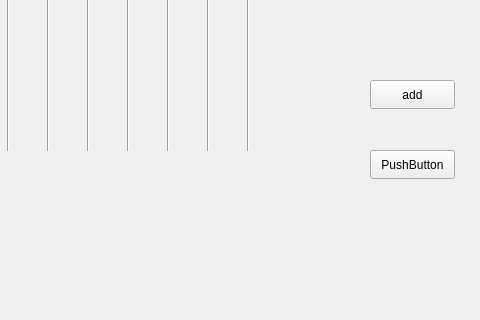
Before: the Qt Designer form widget.ui in Morales1235/Tetris, drawn with Qt 5; both pictures show x 120 to 600 and y 190 to 510 of the 600 by 600 pixel window.
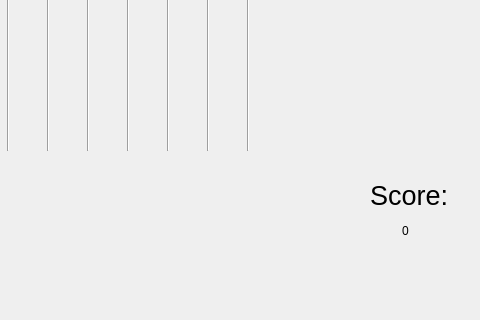
After: the same form once the commit is applied.

Commit message: Add discplaying score

```diff
--- a/widget.ui
+++ b/widget.ui
@@ -26,19 +26,6 @@
     <string>TextLabel</string>
    </property>
   </widget>
-  <widget class="QPushButton" name="pushButton">
-   <property name="geometry">
-    <rect>
-     <x>490</x>
-     <y>340</y>
-     <width>85</width>
-     <height>29</height>
-    </rect>
-   </property>
-   <property name="text">
-    <string>PushButton</string>
-   </property>
-  </widget>
   <widget class="Line" name="line">
    <property name="geometry">
     <rect>
@@ -156,19 +143,6 @@
     <enum>Qt::Vertical</enum>
    </property>
   </widget>
-  <widget class="QPushButton" name="addButton">
-   <property name="geometry">
-    <rect>
-     <x>490</x>
-     <y>270</y>
-     <width>85</width>
-     <height>29</height>
-    </rect>
-   </property>
-   <property name="text">
-    <string>add</string>
-   </property>
-  </widget>
   <widget class="QPushButton" name="startButton">
    <property name="geometry">
     <rect>
@@ -182,6 +156,40 @@
     <string>Start Game</string>
    </property>
   </widget>
+  <widget class="QLabel" name="scoreTextLabel">
+   <property name="geometry">
+    <rect>
+     <x>490</x>
+     <y>370</y>
+     <width>81</width>
+     <height>31</height>
+    </rect>
+   </property>
+   <property name="font">
+    <font>
+     <pointsize>20</pointsize>
+    </font>
+   </property>
+   <property name="text">
+    <string>Score:</string>
+   </property>
+  </widget>
+  <widget class="QLabel" name="scorePointsLabel">
+   <property name="geometry">
+    <rect>
+     <x>490</x>
+     <y>410</y>
+     <width>71</width>
+     <height>21</height>
+    </rect>
+   </property>
+   <property name="text">
+    <string>0</string>
+   </property>
+   <property name="alignment">
+    <set>Qt::AlignCenter</set>
+   </property>
+  </widget>
  </widget>
  <layoutdefault spacing="6" margin="11"/>
  <resources/>
```
The commit also changes 2 other files.
